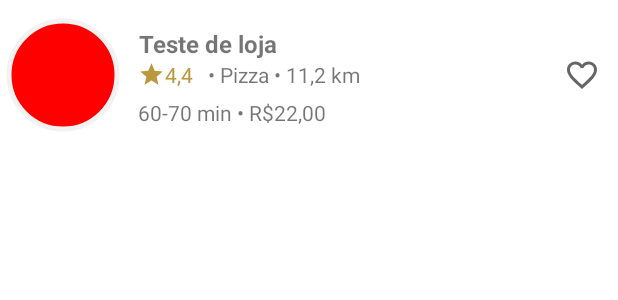
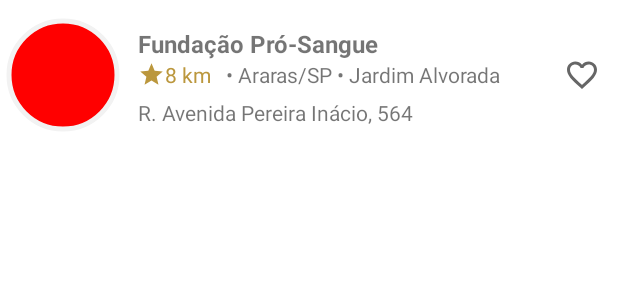
Before and after one commit to Aristevao/kotlin-donation-app, an Android app: the layout more_shop_item.xml on its own in the app's theme, with its tools: preview values and no code run, on a phone screen of 412 x 824 dp. Shown: the top 300 px of the screen. Run offline under Robolectric (Android 15) with nearby library versions, the phone set to English and light mode, and no system bars.

Commit message:
Update blood centers texts

```diff
--- a/app/src/main/java/co/tiagoaguiar/tutorial/myfood/MoreShopView.kt
+++ b/app/src/main/java/co/tiagoaguiar/tutorial/myfood/MoreShopView.kt
@@ -17,9 +17,9 @@ class MoreShopView(viewGroup: ViewGroup) : ATViewHolder<MoreShop, MoreShopItemBi
       .into(binding.imgShop)
 
     binding.txtShop.text = item.text
-    binding.txtStar.text = item.rate.toString()
-    binding.txtSubtitle.text = itemView.context.getString(R.string.shop_category, item.category, item.distance)
-    binding.txtPrice.text = itemView.context.getString(R.string.shop_price, item.time, item.price)
+    binding.txtStar.text = itemView.context.getString(R.string.distance, item.distance)
+    binding.txtSubtitle.text = itemView.context.getString(R.string.shop_category, item.city)
+    binding.txtPrice.text = itemView.context.getString(R.string.shop_price, item.address, item.neighborhood)
   }
 
 }
--- a/app/src/main/res/layout/more_shop_item.xml
+++ b/app/src/main/res/layout/more_shop_item.xml
@@ -33,13 +33,13 @@
         android:textSize="16sp"
         android:layout_width="wrap_content"
         android:layout_height="wrap_content"
-        tools:text="Teste de loja" />
+        tools:text="Fundação Pró-Sangue" />
 
     <TextView
         android:id="@+id/txt_star"
         app:layout_constraintStart_toStartOf="@id/txt_shop"
         app:layout_constraintTop_toBottomOf="@id/txt_shop"
-        tools:text="4,4"
+        tools:text="8 km"
         app:drawableStartCompat="@drawable/ic_baseline_star_18"
         android:textColor="@color/gold"
         android:textSize="14sp"
@@ -52,7 +52,7 @@
         android:id="@+id/txt_subtitle"
         app:layout_constraintStart_toEndOf="@id/txt_star"
         app:layout_constraintTop_toTopOf="@id/txt_star"
-        tools:text="\u2022 Pizza \u2022 11,2 km"
+        tools:text="\u2022 Araras/SP \u2022 Jardim Alvorada"
         android:layout_marginStart="10dp"
         android:textSize="14sp"
         android:layout_width="wrap_content"
@@ -65,7 +65,7 @@
         app:layout_constraintStart_toStartOf="@id/txt_star"
         app:layout_constraintTop_toBottomOf="@id/txt_star"
         app:layout_constraintBottom_toBottomOf="parent"
-        tools:text="60-70 min \u2022 R$22,00"
+        tools:text="R. Avenida Pereira Inácio, 564"
         android:layout_width="wrap_content"
         android:layout_height="wrap_content"
         />
--- a/app/src/main/res/values/strings.xml
+++ b/app/src/main/res/values/strings.xml
@@ -5,8 +5,9 @@
     <string name="others">Outros</string>
     <string name="dotted">&#8226;</string>
     <string name="see_more">Ver mais</string>
-    <string name="shop_category">\u2022 %1$s \u2022 %2$.1f km</string>
-    <string name="shop_price">%1$s min \u2022 R$ %2$.2f</string>
+    <string name="shop_category">\u2022 %1$s</string>
+    <string name="distance">%1$.2f km</string>
+    <string name="shop_price">%1$s \u2022 %2$s</string>
     <string name="blood_centers">Hemocentros</string>
     <string name="explore_more">Tenha acesso a mais recursos</string>
     <string name="enter">Entrar ou cadastrar-se</string>
```
Also changed, not shown: app/src/main/java/co/tiagoaguiar/tutorial/myfood/MoreShop.kt (+3 -4 lines), app/src/main/java/co/tiagoaguiar/tutorial/myfood/RestaurantFragment.kt (+7 -7 lines).
